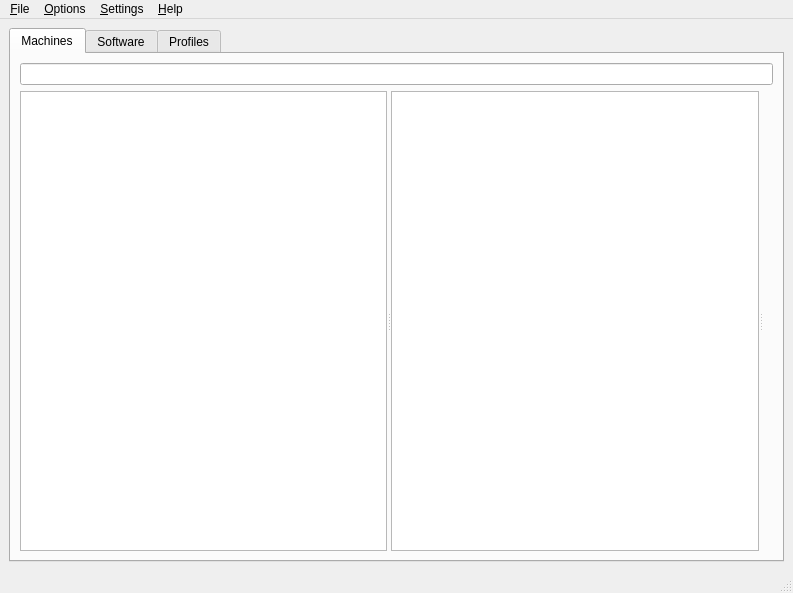
Qt form src/mainwindow.ui (npwoods/bletchmame) before a commit.
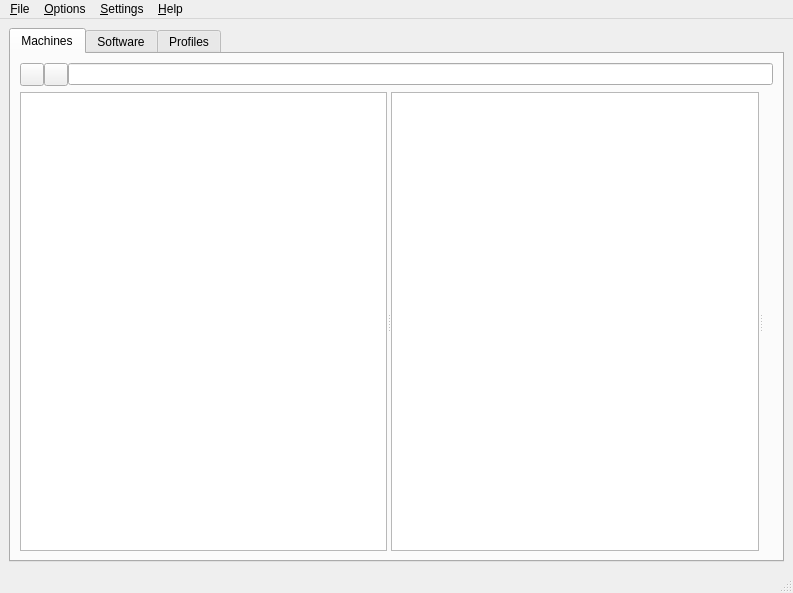
The same form after that commit. Icons and pictures are not drawn.

Commit message: Added toggles to turn the machine splitters on and off

What changed in the file:
```diff
--- a/src/mainwindow.ui
+++ b/src/mainwindow.ui
@@ -25,8 +25,57 @@
         <string>Machines</string>
        </attribute>
        <layout class="QVBoxLayout" name="machinesVerticalLayout">
-        <item>
-         <widget class="QLineEdit" name="machinesSearchBox"/>
+       <item>
+         <widget class="QWidget" name="machinesTopWidget" native="true">
+          <property name="sizePolicy">
+           <sizepolicy hsizetype="Preferred" vsizetype="Maximum">
+            <horstretch>0</horstretch>
+            <verstretch>0</verstretch>
+           </sizepolicy>
+          </property>
+          <layout class="QHBoxLayout">
+           <property name="spacing">
+            <number>0</number>
+           </property>
+           <property name="leftMargin">
+            <number>0</number>
+           </property>
+           <property name="topMargin">
+            <number>0</number>
+           </property>
+           <property name="rightMargin">
+            <number>0</number>
+           </property>
+           <property name="bottomMargin">
+            <number>0</number>
+           </property>
+           <item>
+            <widget class="QToolButton" name="machinesFoldersToggleButton">
+             <property name="icon">
+              <iconset>
+               <normaloff>:/resources/folderstoggle.png</normaloff>:/resources/folderstoggle.png</iconset>
+             </property>
+             <property name="checkable">
+              <bool>true</bool>
+             </property>
+            </widget>
+           </item>
+           <item>
+            <widget class="QToolButton" name="machinesInfoToggleButton">
+             <property name="icon">
+              <iconset>
+               <normaloff>:/resources/infotoggle.png</normaloff>:/resources/infotoggle.png</iconset>
+             </property>
+             <property name="checkable">
+              <bool>true</bool>
+             </property>
+            </widget>
+           </item>
+           <item>
+            <widget class="QLineEdit" name="machinesSearchBox"/>
+           </item>
+          </layout>
+         </widget>
         </item>
         <item>
          <widget class="QSplitter" name="machinesSplitter">
```
The commit also changes 8 other files.
